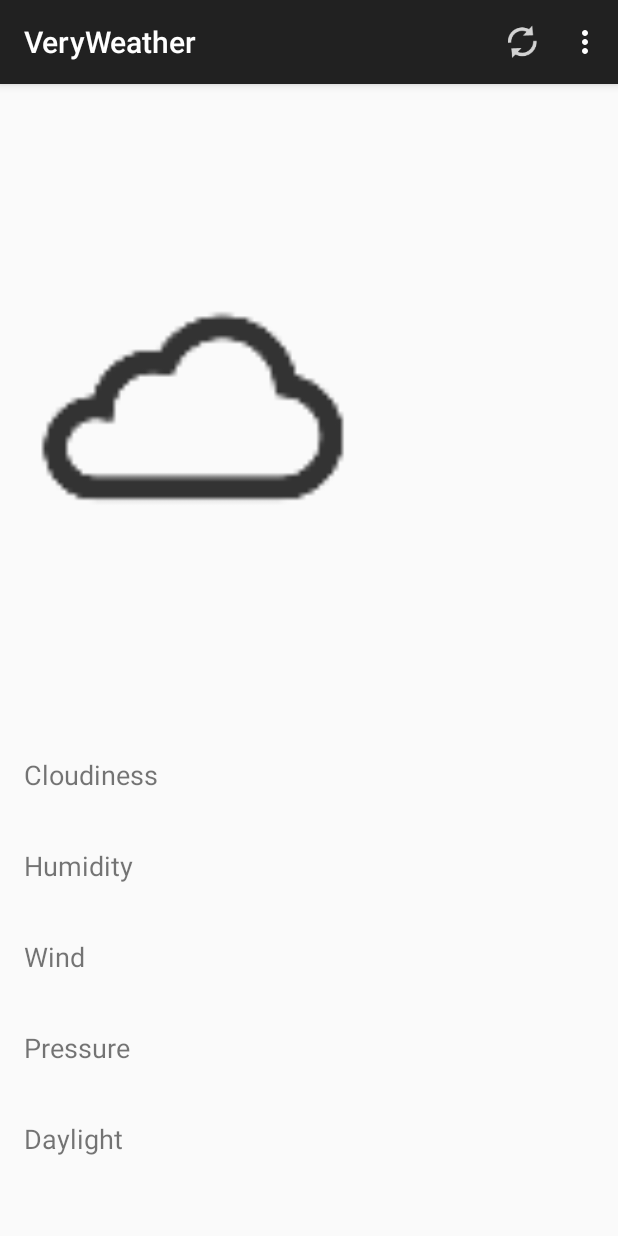
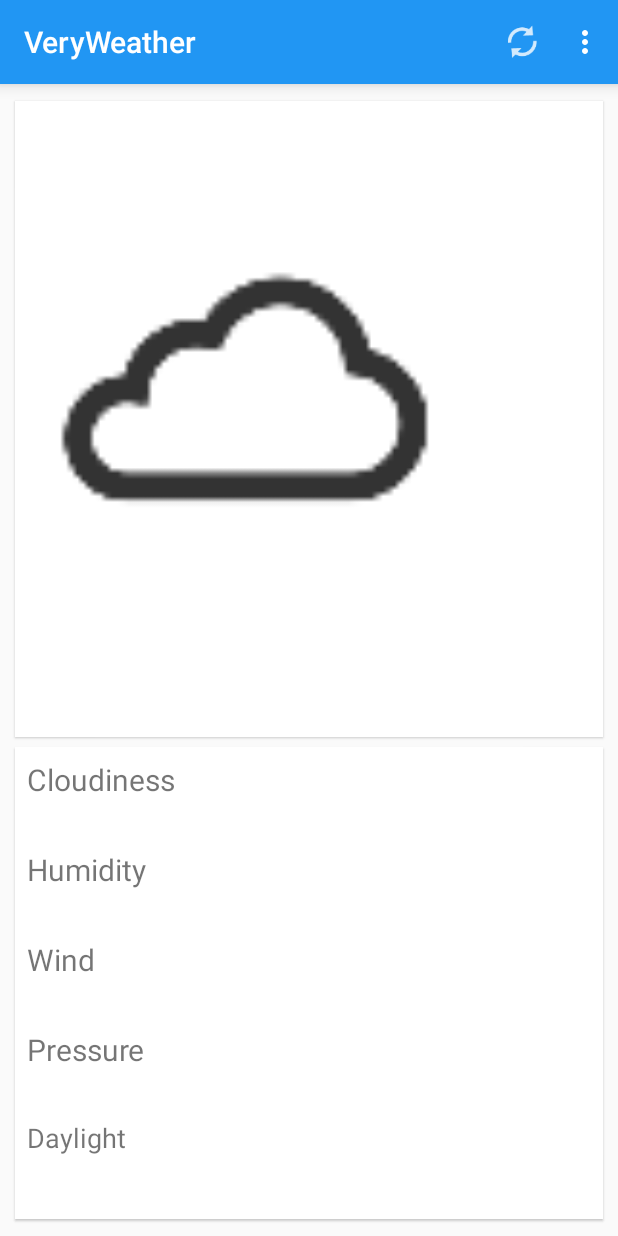
Before and after one commit to jgug/veryweather, an Android app: the screen it shows after launch (MainActivity), on a phone screen of 412 x 824 dp. Run offline under Robolectric (Android 15) with nearby library versions, the phone set to English and light mode, and no system bars.

Commit message:
Simple redesign

```diff
--- a/app/src/main/java/app/com/vshkl/veryweather/MainActivity.java
+++ b/app/src/main/java/app/com/vshkl/veryweather/MainActivity.java
@@ -1,11 +1,14 @@
 package app.com.vshkl.veryweather;
 
 import android.content.Intent;
+import android.graphics.Color;
+import android.graphics.drawable.ColorDrawable;
 import android.os.Bundle;
 import android.support.v4.app.Fragment;
 import android.support.v4.app.FragmentManager;
 import android.support.v4.app.FragmentPagerAdapter;
 import android.support.v4.view.ViewPager;
+import android.support.v7.app.ActionBar;
 import android.support.v7.app.ActionBarActivity;
 import android.view.Menu;
 import android.view.MenuItem;
@@ -13,7 +16,6 @@ import android.view.MenuItem;
 import app.com.vshkl.veryweather.currentweather.CurrentFragment;
 import app.com.vshkl.veryweather.forecastweather.ForecastFragment;
 import app.com.vshkl.veryweather.settings.SettingsActivity;
-import app.com.vshkl.veryweather.weathermap.WeatherMapFragment;
 
 
 public class MainActivity extends ActionBarActivity {
@@ -38,6 +40,9 @@ public class MainActivity extends ActionBarActivity {
         super.onCreate(savedInstanceState);
         setContentView(R.layout.activity_main);
 
+        ActionBar bar = getSupportActionBar();
+        bar.setBackgroundDrawable(new ColorDrawable(Color.parseColor("#2196F3")));
+        bar.setElevation(10);
 
         // Create the adapter that will return a fragment for each of the three
         // primary sections of the activity.
@@ -95,8 +100,8 @@ public class MainActivity extends ActionBarActivity {
                     return fragment = new CurrentFragment();
                 case 1:
                     return fragment = new ForecastFragment();
-                case 2:
-                    return fragment = new WeatherMapFragment();
+//                case 2:
+//                    return fragment = new WeatherMapFragment();
                 default:
                     break;
             }
@@ -106,7 +111,7 @@ public class MainActivity extends ActionBarActivity {
         @Override
         public int getCount() {
             // Show 3 total pages.
-            return 3;
+            return 2;
         }
     }
 
--- a/app/src/main/res/layout/fragment_current.xml
+++ b/app/src/main/res/layout/fragment_current.xml
@@ -1,13 +1,25 @@
 <LinearLayout xmlns:android="http://schemas.android.com/apk/res/android"
+    xmlns:card_view="http://schemas.android.com/apk/res-auto"
     xmlns:tools="http://schemas.android.com/tools"
     android:layout_width="match_parent"
     android:layout_height="match_parent"
     android:orientation="vertical"
-    android:paddingBottom="@dimen/activity_vertical_margin"
-    android:paddingLeft="@dimen/activity_horizontal_margin"
-    android:paddingRight="@dimen/activity_horizontal_margin"
-    android:paddingTop="@dimen/activity_vertical_margin"
+    android:padding="8dp"
     tools:context=".CurrentActivity$CurrentFragment">
+
+    <android.support.v7.widget.CardView
+        android:layout_width="match_parent"
+        android:layout_height="wrap_content"
+        android:layout_weight="0.60"
+        card_view:cardCornerRadius="0dp"
+        card_view:cardElevation="1sp"
+        card_view:cardUseCompatPadding="true">
+
+        <LinearLayout
+            android:layout_width="match_parent"
+            android:layout_height="match_parent"
+            android:layout_margin="8dp"
+            android:orientation="vertical">
 
             <!--Current location and refresh time-->
             <TextView
@@ -27,18 +39,18 @@
 
                 <ImageView
                     android:id="@+id/cur_icon"
-            android:layout_width="match_parent"
+                    android:layout_width="wrap_content"
                     android:layout_height="match_parent"
                     android:layout_gravity="center"
-            android:layout_weight="0.4"
+                    android:layout_weight="0.75"
                     android:src="@drawable/cur_weather_icon" />
 
                 <TextView
                     android:id="@+id/cur_temp_now"
-            android:layout_width="match_parent"
-            android:layout_height="wrap_content"
-            android:layout_gravity="center"
-            android:layout_weight="0.6"
+                    android:layout_width="wrap_content"
+                    android:layout_height="match_parent"
+                    android:layout_weight="0.25"
+                    android:gravity="center"
                     android:textSize="72sp" />
 
             </LinearLayout>
@@ -52,11 +64,30 @@
                 android:layout_weight="0.08"
                 android:textSize="24sp" />
 
+        </LinearLayout>
+
+    </android.support.v7.widget.CardView>
+
+
+    <android.support.v7.widget.CardView
+        android:layout_width="match_parent"
+        android:layout_height="wrap_content"
+        android:layout_weight="0.40"
+        card_view:cardCornerRadius="0dp"
+        card_view:cardElevation="1dp"
+        card_view:cardUseCompatPadding="true">
+
+        <LinearLayout
+            android:layout_width="match_parent"
+            android:layout_height="match_parent"
+            android:layout_margin="8dp"
+            android:orientation="vertical">
+
             <!--Cloudiness-->
             <LinearLayout
                 android:layout_width="match_parent"
                 android:layout_height="wrap_content"
-        android:layout_weight="0.08"
+                android:layout_weight="0.2"
                 android:orientation="horizontal">
 
                 <TextView
@@ -64,14 +95,14 @@
                     android:layout_height="match_parent"
                     android:layout_weight="0.6"
                     android:text="@string/cur_clouds_title"
-            android:textSize="18sp" />
+                    android:textSize="20sp" />
 
                 <TextView
                     android:id="@+id/cur_clouds"
                     android:layout_width="match_parent"
                     android:layout_height="match_parent"
                     android:layout_weight="0.4"
-            android:textSize="18sp" />
+                    android:textSize="20sp" />
 
             </LinearLayout>
 
@@ -79,7 +110,7 @@
             <LinearLayout
                 android:layout_width="match_parent"
                 android:layout_height="wrap_content"
-        android:layout_weight="0.08"
+                android:layout_weight="0.2"
                 android:orientation="horizontal">
 
                 <TextView
@@ -87,14 +118,14 @@
                     android:layout_height="match_parent"
                     android:layout_weight="0.6"
                     android:text="@string/cur_humidity_title"
-            android:textSize="18sp" />
+                    android:textSize="20sp" />
 
                 <TextView
                     android:id="@+id/cur_humidity"
                     android:layout_width="match_parent"
                     android:layout_height="match_parent"
                     android:layout_weight="0.4"
-            android:textSize="18sp" />
+                    android:textSize="20sp" />
 
             </LinearLayout>
 
@@ -102,7 +133,7 @@
             <LinearLayout
                 android:layout_width="match_parent"
                 android:layout_height="wrap_content"
-        android:layout_weight="0.08"
+                android:layout_weight="0.2"
                 android:orientation="horizontal">
 
                 <TextView
@@ -110,14 +141,14 @@
                     android:layout_height="match_parent"
                     android:layout_weight="0.6"
                     android:text="@string/cur_wind_title"
-            android:textSize="18sp" />
+                    android:textSize="20sp" />
 
                 <TextView
                     android:id="@+id/cur_wind"
                     android:layout_width="match_parent"
                     android:layout_height="match_parent"
                     android:layout_weight="0.4"
-            android:textSize="18sp" />
+                    android:textSize="20sp" />
 
             </LinearLayout>
 
@@ -125,7 +156,7 @@
             <LinearLayout
                 android:layout_width="match_parent"
                 android:layout_height="wrap_content"
-        android:layout_weight="0.08"
+                android:layout_weight="0.2"
                 android:orientation="horizontal">
 
                 <TextView
@@ -133,14 +164,14 @@
                     android:layout_height="match_parent"
                     android:layout_weight="0.6"
                     android:text="@string/cur_pressure_title"
-            android:textSize="18sp" />
+                    android:textSize="20sp" />
 
                 <TextView
                     android:id="@+id/cur_pressure"
                     android:layout_width="match_parent"
                     android:layout_height="match_parent"
                     android:layout_weight="0.4"
-            android:textSize="18sp" />
+                    android:textSize="20sp" />
 
             </LinearLayout>
 
@@ -148,7 +179,7 @@
             <LinearLayout
                 android:layout_width="match_parent"
                 android:layout_height="wrap_content"
-        android:layout_weight="0.08"
+                android:layout_weight="0.2"
                 android:orientation="horizontal">
 
                 <TextView
@@ -168,3 +199,8 @@
             </LinearLayout>
 
         </LinearLayout>
+
+    </android.support.v7.widget.CardView>
+
+
+</LinearLayout>
--- a/app/src/main/res/layout/fragment_forecast_item.xml
+++ b/app/src/main/res/layout/fragment_forecast_item.xml
@@ -8,7 +8,7 @@
     android:layout_marginLeft="@dimen/forecast_horizontal_margin"
     android:layout_marginRight="@dimen/forecast_horizontal_margin"
     android:layout_marginTop="@dimen/forecast_vertical_margin"
-    card_view:cardCornerRadius="4dp"
+    card_view:cardCornerRadius="0dp"
     card_view:cardElevation="1dp">
 
     <LinearLayout
--- a/app/src/main/res/values/dimens.xml
+++ b/app/src/main/res/values/dimens.xml
@@ -1,7 +1,7 @@
 <resources>
     <!-- Default screen margins, per the Android Design guidelines. -->
     <dimen name="activity_horizontal_margin">16dp</dimen>
-    <dimen name="activity_vertical_margin">16dp</dimen>
+    <dimen name="activity_vertical_margin">8dp</dimen>
 
     <!--Forecast recycle view margins-->
     <dimen name="forecast_horizontal_margin">8dp</dimen>
```
Also changed, not shown: app/src/main/res/layout/fragment_current_copy.xml (added, +170 -0 lines), app/src/main/res/layout/fragment_forecast_item_compact.xml (added, +56 -0 lines), app/src/main/ic_sun-web.png (added), app/src/main/res/drawable-hdpi/ic_sun.png (added), app/src/main/res/drawable-mdpi/ic_sun.png (added), app/src/main/res/drawable-xhdpi/ic_sun.png (added), app/src/main/res/drawable-xxhdpi/ic_sun.png (added). Lines whose indentation alone changed are shown as unchanged.
